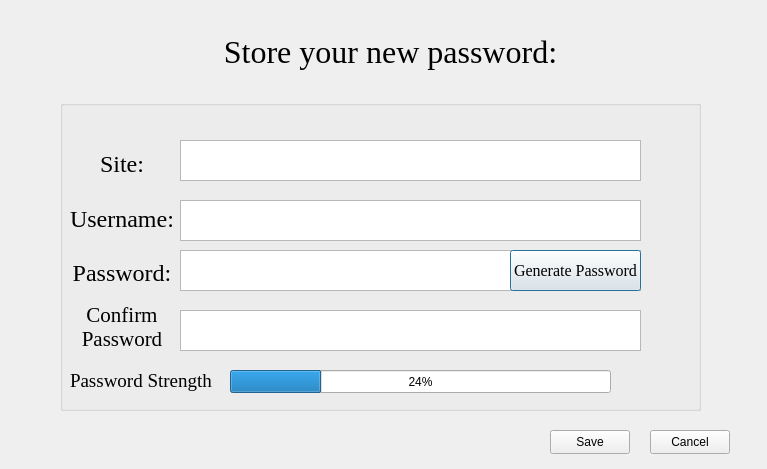
utkrix/Kavach, file newpass.ui: the form before one commit.
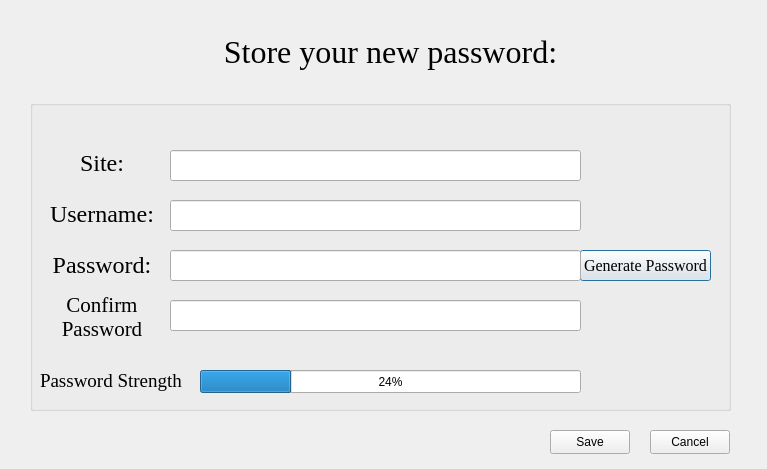
The form after the commit.

Commit message: password strength check and verification complete

Diff of the .ui file:
```diff
--- a/newpass.ui
+++ b/newpass.ui
@@ -42,69 +42,35 @@
    </layout>
   </widget>
   <widget class="QGroupBox" name="groupBox">
+   <property name="enabled">
+    <bool>true</bool>
+   </property>
    <property name="geometry">
     <rect>
-     <x>60</x>
+     <x>30</x>
      <y>100</y>
-     <width>641</width>
+     <width>701</width>
      <height>311</height>
     </rect>
    </property>
    <property name="title">
     <string/>
    </property>
-   <widget class="QTextEdit" name="site">
-    <property name="geometry">
-     <rect>
-      <x>120</x>
-      <y>40</y>
-      <width>461</width>
-      <height>41</height>
-     </rect>
-    </property>
-   </widget>
-   <widget class="QTextEdit" name="username">
-    <property name="geometry">
-     <rect>
-      <x>120</x>
-      <y>100</y>
-      <width>461</width>
-      <height>41</height>
-     </rect>
-    </property>
-   </widget>
-   <widget class="QTextEdit" name="pass">
-    <property name="geometry">
-     <rect>
-      <x>120</x>
-      <y>150</y>
-      <width>461</width>
-      <height>41</height>
-     </rect>
-    </property>
-   </widget>
-   <widget class="QTextEdit" name="passConf">
-    <property name="geometry">
-     <rect>
-      <x>120</x>
-      <y>210</y>
-      <width>461</width>
-      <height>41</height>
-     </rect>
-    </property>
-   </widget>
    <widget class="QWidget" name="layoutWidget">
     <property name="geometry">
      <rect>
-      <x>10</x>
+      <x>20</x>
       <y>40</y>
       <width>104</width>
-      <height>211</height>
+      <height>201</height>
      </rect>
     </property>
     <layout class="QVBoxLayout" name="verticalLayout_2">
      <item>
       <widget class="QLabel" name="label">
+       <property name="enabled">
+        <bool>true</bool>
+       </property>
        <property name="font">
         <font>
          <family>Times New Roman</family>
@@ -121,6 +87,9 @@
      </item>
      <item>
       <widget class="QLabel" name="label_2">
+       <property name="enabled">
+        <bool>true</bool>
+       </property>
        <property name="font">
         <font>
          <family>Times New Roman</family>
@@ -137,6 +106,9 @@
      </item>
      <item>
       <widget class="QLabel" name="label_3">
+       <property name="enabled">
+        <bool>true</bool>
+       </property>
        <property name="font">
         <font>
          <family>Times New Roman</family>
@@ -153,6 +125,9 @@
      </item>
      <item>
       <widget class="QLabel" name="label_4">
+       <property name="enabled">
+        <bool>true</bool>
+       </property>
        <property name="font">
         <font>
          <family>Times New Roman</family>
@@ -202,12 +177,15 @@
     </property>
    </widget>
    <widget class="QPushButton" name="generatePW">
+    <property name="enabled">
+     <bool>true</bool>
+    </property>
     <property name="geometry">
      <rect>
-      <x>450</x>
+      <x>550</x>
       <y>150</y>
       <width>131</width>
-      <height>41</height>
+      <height>31</height>
      </rect>
     </property>
     <property name="font">
@@ -238,6 +216,87 @@
      <bool>false</bool>
     </property>
    </widget>
+   <widget class="QLineEdit" name="pass">
+    <property name="geometry">
+     <rect>
+      <x>140</x>
+      <y>150</y>
+      <width>411</width>
+      <height>31</height>
+     </rect>
+    </property>
+    <property name="sizePolicy">
+     <sizepolicy hsizetype="Ignored" vsizetype="Fixed">
+      <horstretch>0</horstretch>
+      <verstretch>0</verstretch>
+     </sizepolicy>
+    </property>
+    <property name="font">
+     <font>
+      <pointsize>12</pointsize>
+     </font>
+    </property>
+    <property name="echoMode">
+     <enum>QLineEdit::Password</enum>
+    </property>
+   </widget>
+   <widget class="QLineEdit" name="passConf">
+    <property name="geometry">
+     <rect>
+      <x>140</x>
+      <y>200</y>
+      <width>411</width>
+      <height>31</height>
+     </rect>
+    </property>
+    <property name="font">
+     <font>
+      <pointsize>12</pointsize>
+     </font>
+    </property>
+    <property name="echoMode">
+     <enum>QLineEdit::PasswordEchoOnEdit</enum>
+    </property>
+   </widget>
+   <widget class="QLineEdit" name="site">
+    <property name="geometry">
+     <rect>
+      <x>140</x>
+      <y>50</y>
+      <width>411</width>
+      <height>31</height>
+     </rect>
+    </property>
+    <property name="font">
+     <font>
+      <pointsize>12</pointsize>
+     </font>
+    </property>
+    <property name="echoMode">
+     <enum>QLineEdit::Normal</enum>
+    </property>
+   </widget>
+   <widget class="QLineEdit" name="username">
+    <property name="geometry">
+     <rect>
+      <x>140</x>
+      <y>100</y>
+      <width>411</width>
+      <height>31</height>
+     </rect>
+    </property>
+    <property name="baseSize">
+     <size>
+      <width>20</width>
+      <height>20</height>
+     </size>
+    </property>
+    <property name="font">
+     <font>
+      <pointsize>12</pointsize>
+     </font>
+    </property>
+   </widget>
   </widget>
   <widget class="QPushButton" name="savepw">
    <property name="geometry">
```
Left out of the diff: 2 changed lines with no effect on the pictures. The commit also changes 3 other files.
